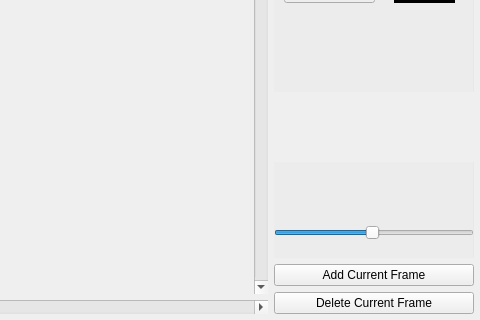
University-of-Utah-CS3505/sprite-editor-a7-f17-cs3505-MichaelTata, file view.ui: the form before one commit; both pictures show x 800 to 1280 and y 400 to 720 of the 1280 by 720 pixel window.
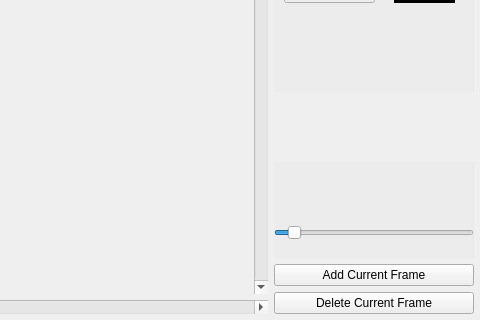
The form after the commit. Icons and pictures are not drawn. Custom widgets are drawn as their Qt base class.

Commit message: Fix fps, Change QImage format to the more efficient version

```diff
--- a/view.ui
+++ b/view.ui
@@ -437,7 +437,7 @@
            <number>60</number>
           </property>
           <property name="value">
-           <number>30</number>
+           <number>5</number>
           </property>
           <property name="orientation">
            <enum>Qt::Horizontal</enum>
```
The commit also changes 2 other files.
